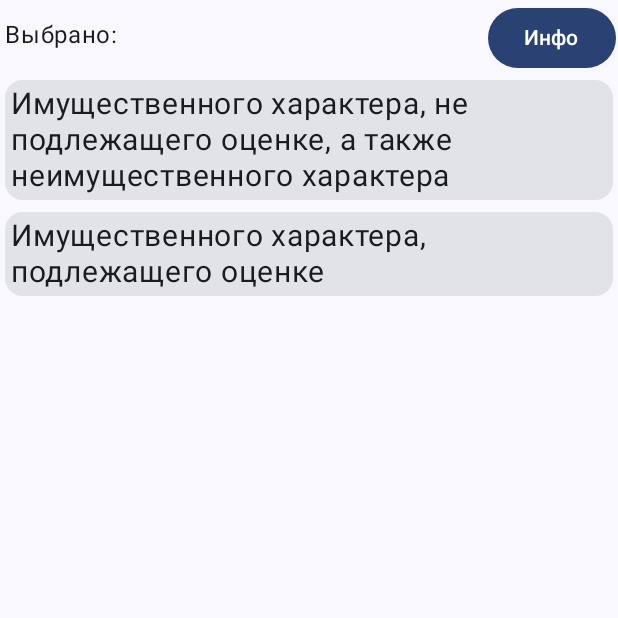
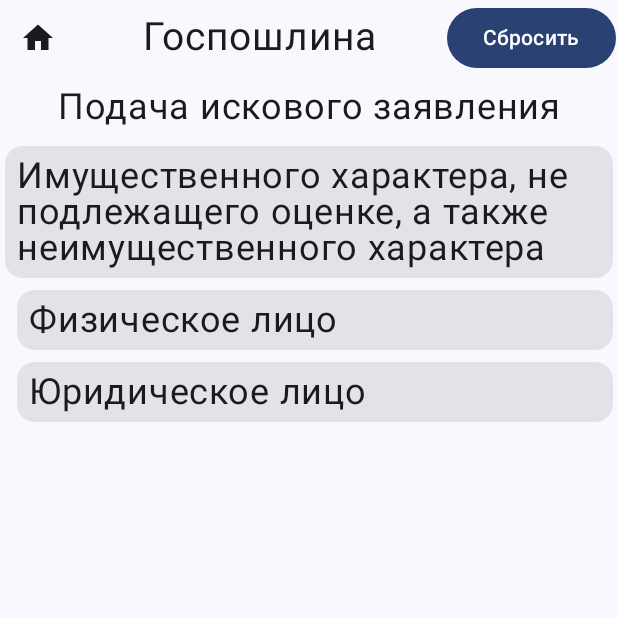
Before and after one commit to Sunight2/Poshlina, an Android app built with Jetpack Compose: the composable MainView2 shown on its own in the app's theme, after a tap on "Имущественного характера, не подлежащего", on a phone screen of 412 x 824 dp, the top half of it. Run offline under Robolectric (Android 15) with nearby library versions, the phone set to English and light mode, and no system bars.

Commit message:
прописка 2 экрана

```diff
--- a/app/src/main/java/add/larionov/poshlina/NamePoshlina.kt
+++ b/app/src/main/java/add/larionov/poshlina/NamePoshlina.kt
@@ -69,7 +69,15 @@ data class NamePoshlina (
     val poshlinaText30: String = "Подача кассационной жалобы",
 
     //список 1-1
+
     val poshlinaText1_1: String = "Имущественного характера, не подлежащего оценке, а также " +
             "неимущественного характера",
     val poshlinaText1_2: String = "Имущественного характера, подлежащего оценке",
+
+
+
+    //список юр физ лицо
+
+    val poshlinaTextFiz: String = "Физическое лицо",
+    val poshlinaTextUr: String = "Юридическое лицо",
 )
--- a/app/src/main/java/add/larionov/poshlina/NavigationApp.kt
+++ b/app/src/main/java/add/larionov/poshlina/NavigationApp.kt
@@ -15,5 +15,10 @@ fun NavigationApp() {
         composable<HomeScreen> { MainView(namePoshlina = NamePoshlina(), navController) }
         composable<Screen1> { MainView2(namePoshlina = NamePoshlina(), navController) }
         composable<Screen2> {  }
+        composable<Screen2> {  }
+        composable<Screen2> {  }
+        composable<Screen2> {  }
+        composable<Screen2> {  }
+        composable<Screen2> {  }
     }
 }
--- a/app/src/main/java/add/larionov/poshlina/screens/DataScreen1.kt
+++ b/app/src/main/java/add/larionov/poshlina/screens/DataScreen1.kt
@@ -27,7 +27,7 @@ fun DataScreen1(
             Text(
                 text = title,
                 fontSize = 20.sp,
-                modifier = Modifier.padding(horizontal = 4.dp, vertical = 4.dp)
+                modifier = Modifier.padding(horizontal = 8.dp, vertical = 6.dp)
             )
         }
     }
--- a/app/src/main/java/add/larionov/poshlina/screens/DataScreen2.kt
+++ b/app/src/main/java/add/larionov/poshlina/screens/DataScreen2.kt
@@ -1,6 +1,7 @@
 package add.larionov.poshlina.screens
 
 import androidx.compose.foundation.clickable
+import androidx.compose.foundation.layout.Box
 import androidx.compose.foundation.layout.Column
 import androidx.compose.foundation.layout.fillMaxWidth
 import androidx.compose.foundation.layout.padding
@@ -17,18 +18,21 @@ fun DataScreen2 (
     modifier: Modifier,
     title: String,
 ) {
+    Box (
+    ){
         Column {
             Card(
                 modifier
                     .fillMaxWidth()
                     .padding(horizontal = 2.dp, vertical = 4.dp)
-                .clickable {onClick()}
+                    .clickable { onClick() }
             ) {
                 Text(
                     text = title,
-                fontSize = 20.sp,
-                modifier = Modifier.padding(horizontal = 4.dp, vertical = 4.dp)
+                    fontSize = 24.sp,
+                    modifier = Modifier.padding(horizontal = 8.dp, vertical = 6.dp)
                 )
             }
         }
     }
+}
--- /dev/null
+++ b/app/src/main/java/add/larionov/poshlina/screens/TopBarUser.kt
@@ -0,0 +1,52 @@
+package add.larionov.poshlina.screens
+
+import androidx.compose.foundation.layout.Arrangement
+import androidx.compose.foundation.layout.Box
+import androidx.compose.foundation.layout.Column
+import androidx.compose.foundation.layout.Row
+import androidx.compose.foundation.layout.fillMaxSize
+import androidx.compose.foundation.layout.fillMaxWidth
+import androidx.compose.foundation.layout.padding
+import androidx.compose.material.icons.Icons
+import androidx.compose.material.icons.filled.Home
+import androidx.compose.material3.Button
+import androidx.compose.material3.Icon
+import androidx.compose.material3.IconButton
+import androidx.compose.material3.Text
+import androidx.compose.runtime.Composable
+import androidx.compose.ui.Modifier
+import androidx.compose.ui.text.style.TextAlign
+import androidx.compose.ui.unit.dp
+import androidx.compose.ui.unit.sp
+
+@Composable
+fun TopBarUser (
+) {
+    Box (
+        modifier = Modifier.fillMaxWidth()
+    ){
+        Row (
+            modifier = Modifier.fillMaxWidth(),
+            horizontalArrangement = Arrangement.SpaceBetween,
+        ){
+            IconButton(
+                onClick = {}
+            ) {
+                Icon(
+                    Icons.Filled.Home,
+                    contentDescription = "Main Screen"
+                )
+            }
+                Text(
+                    modifier = Modifier.padding(top = 8.dp),
+                    text = "Госпошлина",
+                    fontSize = 26.sp,
+                )
+            Button(
+                onClick = {}
+            ) {
+                Text(text = "Сбросить")
+            }
+        }
+    }
+}
--- a/app/src/main/java/add/larionov/poshlina/screens2/MainView2.kt
+++ b/app/src/main/java/add/larionov/poshlina/screens2/MainView2.kt
@@ -2,30 +2,39 @@ package add.larionov.poshlina.screens2
 
 import add.larionov.poshlina.NamePoshlina
 import add.larionov.poshlina.screens.DataScreen2
-import androidx.compose.foundation.layout.Arrangement
+import add.larionov.poshlina.screens.TextTotalPoshlina
+import add.larionov.poshlina.screens.TopBarUser
 import androidx.compose.foundation.layout.Box
 import androidx.compose.foundation.layout.Column
-import androidx.compose.foundation.layout.Row
+import androidx.compose.foundation.layout.Spacer
 import androidx.compose.foundation.layout.WindowInsets
 import androidx.compose.foundation.layout.asPaddingValues
 import androidx.compose.foundation.layout.fillMaxSize
 import androidx.compose.foundation.layout.fillMaxWidth
 import androidx.compose.foundation.layout.padding
 import androidx.compose.foundation.layout.safeDrawing
-import androidx.compose.material3.Button
 import androidx.compose.material3.Text
 import androidx.compose.runtime.Composable
+import androidx.compose.runtime.mutableStateOf
+import androidx.compose.runtime.remember
 import androidx.compose.ui.Modifier
+import androidx.compose.ui.text.style.TextAlign
 import androidx.compose.ui.unit.dp
+import androidx.compose.ui.unit.sp
 import androidx.navigation.NavController
 
 @Composable
-fun MainView2 (
+fun MainView2(
     namePoshlina: NamePoshlina, navController: NavController
 ) {
     //верхня и нижняя панель в цвет темы
     val statusBarValues = WindowInsets.safeDrawing.asPaddingValues()
     val navigationBarsPadding = WindowInsets.safeDrawing.asPaddingValues()
+    //видимость доп строк
+    val poshlinaVisible = remember { mutableStateOf(true) }
+    val poshlinaVisible1 = remember { mutableStateOf(false) }
+    val poshlinaVisible2 = remember { mutableStateOf(false) }
+    val poshlinaVisible3 = remember { mutableStateOf(false) }
 
     Box(
         Modifier
@@ -35,33 +44,107 @@ fun MainView2 (
             .padding(horizontal = 1.dp, vertical = 1.dp)
     ) {
         Column {
-            Row(
-                Modifier
-                    .fillMaxWidth(),
-                horizontalArrangement = Arrangement.SpaceBetween
-            ) {
+            TopBarUser()
+            Spacer(Modifier.padding(4.dp))
             Text(
-                    text = "Выбрано:",
-                    Modifier.padding(start = 2.dp, top = 10.dp)
+                modifier = Modifier.fillMaxWidth(),
+                text = namePoshlina.poshlinaText1,
+                fontSize = 24.sp,
+                textAlign = TextAlign.Center,
             )
-                Button(onClick = {  }) {
-                    Text(text = "Инфо")
-                }
-            }
+            Spacer(Modifier.padding(4.dp))
             Box {
                 Column {
+                    if (poshlinaVisible.value) {
+                        //начальный экран
                         DataScreen2(
-                        onClick = {  },
+                            onClick = {
+                                poshlinaVisible.value = false
+                                poshlinaVisible1.value = true
+                                poshlinaVisible2.value = false
+                                poshlinaVisible3.value = false
+                            },
                             modifier = Modifier,
                             title = namePoshlina.poshlinaText1_1
                         )
                         DataScreen2(
-                        onClick = {  },
+                            onClick = { },
                             modifier = Modifier,
                             title = namePoshlina.poshlinaText1_2
                         )
+                    }
+                    if (poshlinaVisible1.value) {
+                        //выбрана 1
+                        DataScreen2(
+                            onClick = {
+                                poshlinaVisible.value = false
+                                poshlinaVisible1.value = true
+                                poshlinaVisible2.value = false
+                                poshlinaVisible3.value = false
+                            },
+                            modifier = Modifier,
+                            title = namePoshlina.poshlinaText1_1
+                        )
+                        DataScreen2(
+                            onClick = {
+                                poshlinaVisible.value = false
+                                poshlinaVisible1.value = false
+                                poshlinaVisible2.value = true
+                                poshlinaVisible3.value = false
+                            },
+                            modifier = Modifier.padding(start = 8.dp),
+                            title = namePoshlina.poshlinaTextFiz
+                        )
+                        DataScreen2(
+                            onClick = {
+                                poshlinaVisible.value = false
+                                poshlinaVisible1.value = false
+                                poshlinaVisible2.value = false
+                                poshlinaVisible3.value = true
+                            },
+                            modifier = Modifier.padding(start = 8.dp),
+                            title = namePoshlina.poshlinaTextUr
+                        )
+                    }
+                    if (poshlinaVisible2.value) {
+                        //выбрана 2
+                        DataScreen2(
+                            onClick = {
+                                poshlinaVisible.value = false
+                                poshlinaVisible1.value = true
+                                poshlinaVisible2.value = false
+                                poshlinaVisible3.value = false
+                            },
+                            modifier = Modifier,
+                            title = namePoshlina.poshlinaText1_1
+                        )
+                        DataScreen2(
+                            onClick = {},
+                            modifier = Modifier.padding(start = 8.dp),
+                            title = namePoshlina.poshlinaTextFiz
+                        )
+                        TextTotalPoshlina(title = "3000 рублей")
+                    }
+                    if (poshlinaVisible3.value) {
+                        DataScreen2(
+                            onClick = {
+                                poshlinaVisible.value = false
+                                poshlinaVisible1.value = true
+                                poshlinaVisible2.value = false
+                                poshlinaVisible3.value = false
+                            },
+                            modifier = Modifier,
+                            title = namePoshlina.poshlinaText1_1
+                        )
+                        DataScreen2(
+                            onClick = {},
+                            modifier = Modifier.padding(start = 8.dp),
+                            title = namePoshlina.poshlinaTextUr
+                        )
+                        TextTotalPoshlina(title = "20000 рублей")
                     }
                 }
             }
         }
     }
+}
```
Also changed, not shown: app/src/main/java/add/larionov/poshlina/screens/TextTotalPoshlina.kt (added, +39 -0 lines). Lines whose indentation alone changed are shown as unchanged.
